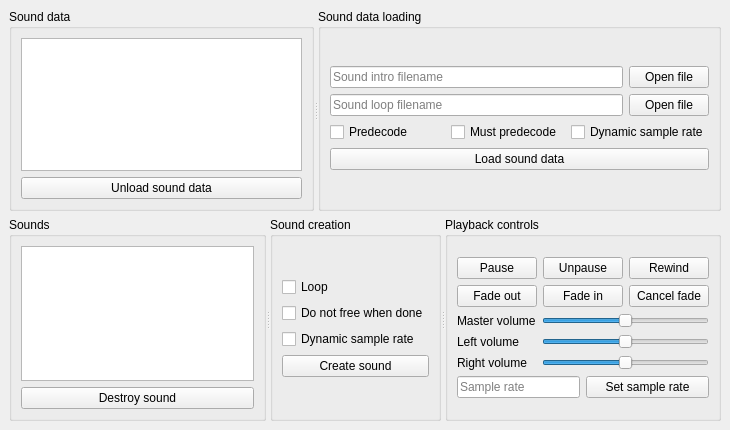
This is examples/gui-qt/mainwindow.ui in Clownacy/clownaudio as Qt 5 draws it before an edit. The edited form follows.
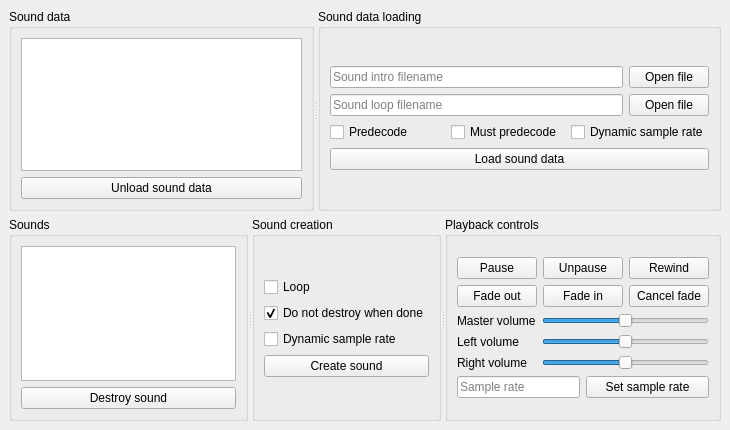
This is the edited form.

Commit message:
Rename `do_not_free_when_done`
Also enable it by default in the Qt6 example.

Patch:
```diff
--- a/examples/gui-qt/mainwindow.ui
+++ b/examples/gui-qt/mainwindow.ui
@@ -17,6 +17,12 @@
    <bool>true</bool>
   </property>
   <widget class="QWidget" name="centralwidget">
+   <property name="sizePolicy">
+    <sizepolicy hsizetype="Preferred" vsizetype="Preferred">
+     <horstretch>0</horstretch>
+     <verstretch>0</verstretch>
+    </sizepolicy>
+   </property>
    <layout class="QVBoxLayout" name="verticalLayout">
     <item>
      <widget class="QSplitter" name="splitter_SoundData">
@@ -207,7 +213,13 @@
            <bool>true</bool>
           </property>
           <property name="text">
-           <string>Do not free when done</string>
+           <string>Do not destroy when done</string>
+          </property>
+          <property name="checked">
+           <bool>true</bool>
+          </property>
+          <property name="tristate">
+           <bool>false</bool>
           </property>
          </widget>
         </item>
```
Left out of the diff: 2 changed lines with no effect on the pictures. The commit also changes 4 other files.
